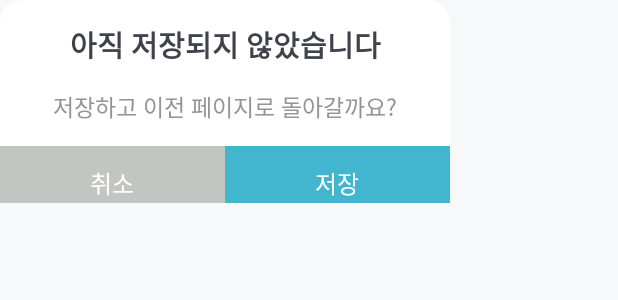
After one commit to thflthdi/FirstAndroidApp, an Android app: the layout dialog_layout.xml on its own in the app's theme, with its tools: preview values and no code run, on a phone screen of 412 x 824 dp. The commit adds this screen. Shown: the top 300 px of the screen. Run offline under Robolectric (Android 15) with nearby library versions, the phone set to English and light mode, and no system bars.

Commit message:
alter dialog custom

```diff
--- a/HealthLogApp/app/src/main/java/com/example/mysimplehealthlog/ExerciseFragment.kt
+++ b/HealthLogApp/app/src/main/java/com/example/mysimplehealthlog/ExerciseFragment.kt
@@ -1,8 +1,11 @@
 package com.example.mysimplehealthlog
 
 import android.app.AlertDialog
+import android.app.Dialog
 import android.content.Context
 import android.content.DialogInterface
+import android.graphics.Color
+import android.graphics.drawable.ColorDrawable
 import android.os.Bundle
 import android.view.*
 import androidx.fragment.app.Fragment
@@ -10,6 +13,7 @@ import android.view.inputmethod.EditorInfo
 import androidx.core.view.isVisible
 import androidx.recyclerview.widget.LinearLayoutManager
 import androidx.recyclerview.widget.RecyclerView
+import com.example.mysimplehealthlog.databinding.DialogLayoutBinding
 import com.example.mysimplehealthlog.databinding.ExerciseSetAddBinding
 import com.example.mysimplehealthlog.databinding.ExerciseSetRecycleBinding
 import com.example.mysimplehealthlog.databinding.FragmentExerciseBinding
@@ -179,19 +183,34 @@ class ExerciseFragment : Fragment() {
                 }
             }
         }
+
+        // alertdialog
+        val alertdialog_b = AlertDialog.Builder(context)
+        val alertdialog_c = alertdialog_b.create()
+        val dialog_binding = DialogLayoutBinding.inflate(layoutInflater)
+
         // back btn
         binding.exerciseBackBtn.setOnClickListener {
             if (!isSubmit) {
-                AlertDialog.Builder(context).run {
-                    setTitle("아직 저장되지 않았습니다")
-                    setMessage("저장하고 이전 페이지로 돌아갈까요?")
-                    setPositiveButton("OK", eventHandler)
-                    setNegativeButton("NO", eventHandler)
+                // TODO: backgournd corner rounded
+                alertdialog_c.run {
+                    setView(dialog_binding.root)
                     show()
                 }
             } else {
                 (activity as MainActivity).replaceFragment(HomeFragment())
             }
+        }
+
+        // alertdialog - cancel
+        dialog_binding.dialogCancelBtn.setOnClickListener {
+            (activity as MainActivity).replaceFragment(HomeFragment())
+            alertdialog_c.dismiss()
+        }
+        // alertdialog - submit
+        dialog_binding.dialogSubmitBtn.setOnClickListener {
+            (activity as MainActivity).replaceFragment(HomeFragment())
+            alertdialog_c.dismiss()
         }
 
         // submit btn
--- /dev/null
+++ b/HealthLogApp/app/src/main/res/drawable/background_rounded.xml
@@ -0,0 +1,6 @@
+<?xml version="1.0" encoding="utf-8"?>
+<shape xmlns:android="http://schemas.android.com/apk/res/android">
+    <solid android:color="@color/white"/>
+    <corners android:radius="15dp"/>
+    <padding android:left="0dp" android:top="0dp" android:right="0dp" android:bottom="0dp" />
+</shape>
--- /dev/null
+++ b/HealthLogApp/app/src/main/res/layout/dialog_layout.xml
@@ -0,0 +1,54 @@
+<?xml version="1.0" encoding="utf-8"?>
+<LinearLayout xmlns:android="http://schemas.android.com/apk/res/android"
+    android:layout_width="300dp"
+    android:layout_height="135dp"
+    android:background="@drawable/background_rounded"
+    android:orientation="vertical">
+
+    <TextView
+        style="@style/Text.TitleStyle"
+        android:layout_width="match_parent"
+        android:layout_height="wrap_content"
+        android:layout_margin="15dp"
+        android:gravity="center_horizontal"
+        android:text="아직 저장되지 않았습니다"
+        android:textSize="19sp" />
+
+    <TextView
+        style="@style/Text.BoldGrayStyle"
+        android:layout_width="match_parent"
+        android:layout_height="wrap_content"
+        android:layout_marginLeft="10dp"
+        android:layout_marginRight="10dp"
+        android:layout_marginBottom="15dp"
+        android:gravity="center_horizontal"
+        android:text="저장하고 이전 페이지로 돌아갈까요?"
+        android:textSize="15sp" />
+
+    <LinearLayout
+        android:layout_width="match_parent"
+        android:layout_height="wrap_content"
+        android:orientation="horizontal">
+
+        <TextView
+            android:id="@+id/dialog_cancel_btn"
+            android:layout_width="wrap_content"
+            android:layout_height="50dp"
+            android:background="@color/light_gray"
+            android:text="취소"
+            style="@style/Text.ButtonStyle"
+            android:gravity="center"
+            android:layout_weight="1"/>
+
+        <TextView
+            android:id="@+id/dialog_submit_btn"
+            android:layout_width="wrap_content"
+            android:layout_height="50dp"
+            android:background="@color/main_color"
+            android:text="저장"
+            style="@style/Text.ButtonStyle"
+            android:gravity="center"
+            android:layout_weight="1"/>
+
+    </LinearLayout>
+</LinearLayout>
```
